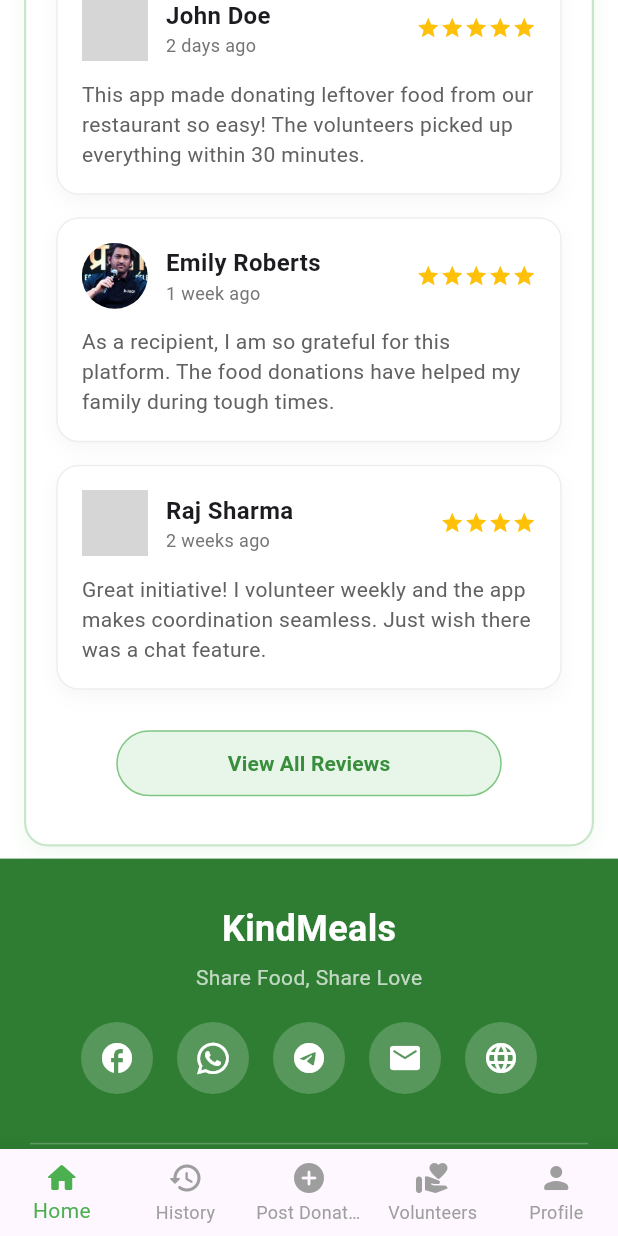
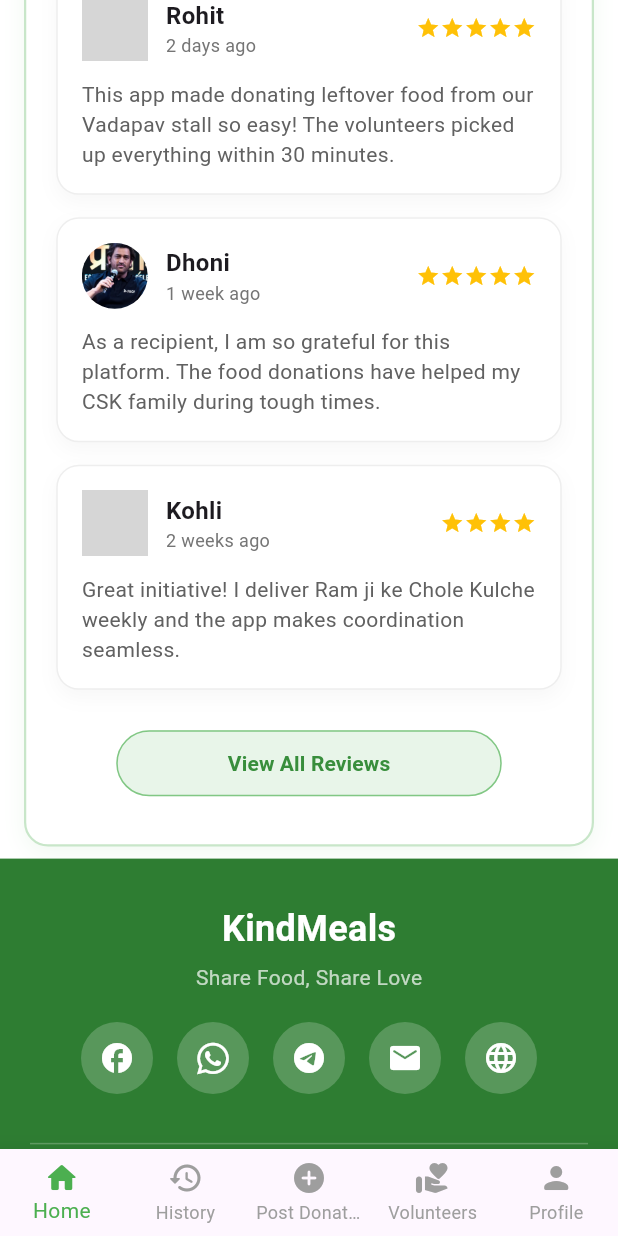
Before and after one commit to tanaya2005/KindMeals, a Flutter app: the screen it shows once a user with an empty profile is signed in, scrolled down 1728 dp, on a phone screen of 412 x 824 dp. Run offline on Flutter 3.47's test engine with Material 3 defaults, Android fonts, the phone set to English and light mode, and no system bars; our stand-ins replace carousel_slider, firebase_auth, firebase_core, flutter_dotenv, font_awesome_flutter, geocoding and 6 more; missing offline and left inert: razorpay_flutter; accounts and stored records are empty; network calls fail; Roboto replaces fonts that are missing (Poppins); grey boxes are pictures that could not be loaded.

```diff
--- a/kindmeals/lib/screens/dashboard/dashboard_screen.dart
+++ b/kindmeals/lib/screens/dashboard/dashboard_screen.dart
@@ -252,26 +252,26 @@
   // Charity donation options
   final List<Map<String, dynamic>> _reviews = [
     {
-      'name': 'John Doe',
+      'name': 'Rohit',
       'rating': 5,
       'comment':
-          'This app made donating leftover food from our restaurant so easy! The volunteers picked up everything within 30 minutes.',
+          'This app made donating leftover food from our Vadapav stall so easy! The volunteers picked up everything within 30 minutes.',
       'date': '2 days ago',
       'avatar': 'assets/images/user1.jpg',
     },
     {
-      'name': 'Emily Roberts',
+      'name': 'Dhoni',
       'rating': 5,
       'comment':
-          'As a recipient, I am so grateful for this platform. The food donations have helped my family during tough times.',
+          'As a recipient, I am so grateful for this platform. The food donations have helped my CSK family during tough times.',
       'date': '1 week ago',
       'avatar': 'assets/images/user2.jpg',
     },
     {
-      'name': 'Raj Sharma',
+      'name': 'Kohli',
       'rating': 4,
       'comment':
-          'Great initiative! I volunteer weekly and the app makes coordination seamless. Just wish there was a chat feature.',
+          'Great initiative! I deliver Ram ji ke Chole Kulche weekly and the app makes coordination seamless.',
       'date': '2 weeks ago',
       'avatar': 'assets/images/user3.jpg',
     },
```
Also changed, not shown: kindmeals/lib/screens/dashboard/volunteers_screen.dart (+1 -90 lines).
